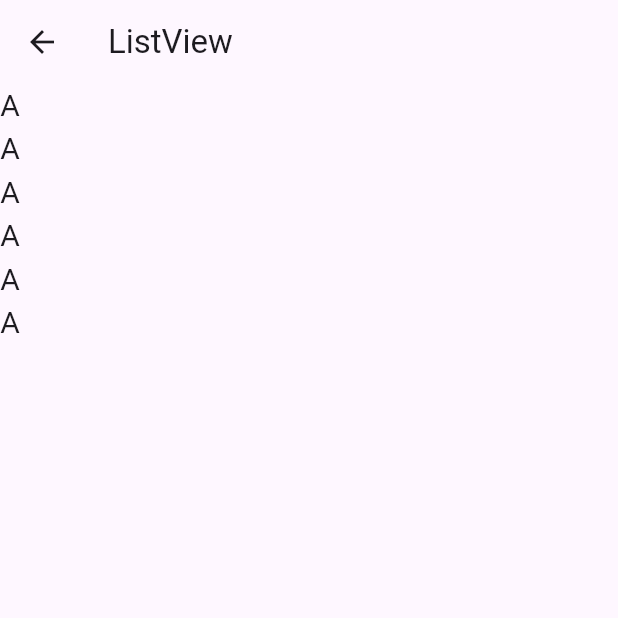
After one commit to pforu/smwu_202508, a Flutter app: the ListviewScreen screen opened directly, on a phone screen of 412 x 824 dp, the top half of it. The commit adds this screen. Run offline on Flutter 3.47's test engine with Material 3 defaults, Android fonts, the phone set to English and light mode, and no system bars.

Commit message:
listview

```diff
--- /dev/null
+++ b/lib/screen/scrollview/listview_screen.dart
@@ -0,0 +1,25 @@
+import 'package:flutter/material.dart';
+
+class ListviewScreen extends StatelessWidget {
+  const ListviewScreen({super.key});
+
+  @override
+  Widget build(BuildContext context) {
+    return Scaffold(
+      appBar: AppBar(title: Text("ListView")),
+      body: SizedBox(
+        height: 200,
+        child: ListView(
+          children: [
+            Text("A", style: TextStyle(fontSize: 20)),
+            Text("A", style: TextStyle(fontSize: 20)),
+            Text("A", style: TextStyle(fontSize: 20)),
+            Text("A", style: TextStyle(fontSize: 20)),
+            Text("A", style: TextStyle(fontSize: 20)),
+            Text("A", style: TextStyle(fontSize: 20)),
+          ],
+        ),
+      ),
+    );
+  }
+}
```
Also changed, not shown: lib/screen/button_screen.dart (+26 -0 lines), lib/screen/scrollview/listview_builder_screen.dart (added, +19 -0 lines), lib/screen/scrollview/listview_practice_screen.dart (added, +32 -0 lines).
